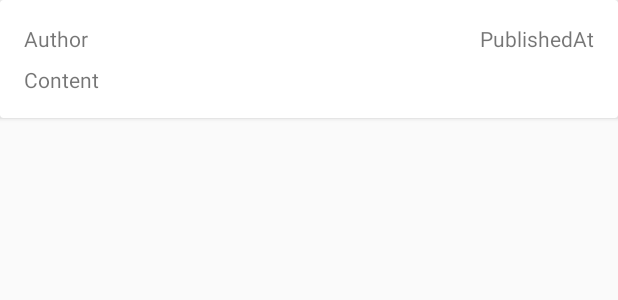
After one commit to gricob/fundamentos-android, an Android app: the layout item_post.xml on its own in the app's theme, with its tools: preview values and no code run, on a phone screen of 412 x 824 dp. The commit adds this screen. Shown: the top 300 px of the screen. Run offline under Robolectric (Android 15) with nearby library versions, the phone set to English and light mode, and no system bars; network calls fail.

Commit message:
Topic posts list

```diff
--- a/app/src/main/AndroidManifest.xml
+++ b/app/src/main/AndroidManifest.xml
@@ -11,7 +11,7 @@
         android:roundIcon="@mipmap/ic_launcher_round"
         android:supportsRtl="true"
         android:theme="@style/AppTheme">
-        <activity android:name=".PostsActivity"></activity>
+        <activity android:name=".topic.TopicActivity"></activity>
         <activity android:name=".login.LoginActivity">
             <intent-filter>
                 <action android:name="android.intent.action.MAIN" />
--- a/app/src/main/java/io/keepcoding/eh_ho/topics/TopicsActivity.kt
+++ b/app/src/main/java/io/keepcoding/eh_ho/topics/TopicsActivity.kt
@@ -7,6 +7,8 @@ import io.keepcoding.eh_ho.*
 import io.keepcoding.eh_ho.data.Topic
 import io.keepcoding.eh_ho.data.UserRepo
 import io.keepcoding.eh_ho.login.LoginActivity
+import io.keepcoding.eh_ho.topic.EXTRA_TOPIC_ID
+import io.keepcoding.eh_ho.topic.TopicActivity
 
 const val TRANSACTION_CREATE_TOPIC = "create_topic"
 
@@ -25,7 +27,7 @@ class TopicsActivity : AppCompatActivity(),
     }
 
     private fun goToPosts(topic: Topic) {
-        val intent = Intent(this, PostsActivity::class.java)
+        val intent = Intent(this, TopicActivity::class.java)
         intent.putExtra(EXTRA_TOPIC_ID, topic.id)
         startActivity(intent)
     }
--- /dev/null
+++ b/app/src/main/res/layout/item_post.xml
@@ -0,0 +1,39 @@
+<?xml version="1.0" encoding="utf-8"?>
+<androidx.cardview.widget.CardView xmlns:android="http://schemas.android.com/apk/res/android"
+    xmlns:app="http://schemas.android.com/apk/res-auto"
+    xmlns:tools="http://schemas.android.com/tools"
+    android:layout_width="match_parent"
+    android:layout_height="wrap_content"
+    android:layout_marginBottom="8dp">
+
+    <androidx.constraintlayout.widget.ConstraintLayout
+        android:layout_width="match_parent"
+        android:layout_height="wrap_content"
+        android:padding="16dp">
+
+        <TextView
+            android:id="@+id/labelAuthor"
+            android:layout_width="wrap_content"
+            android:layout_height="wrap_content"
+            android:text="Author"
+            app:layout_constraintStart_toStartOf="parent"
+            app:layout_constraintTop_toTopOf="parent" />
+
+        <TextView
+            android:id="@+id/labelContent"
+            android:layout_width="wrap_content"
+            android:layout_height="wrap_content"
+            android:layout_marginTop="8dp"
+            android:text="Content"
+            app:layout_constraintStart_toStartOf="parent"
+            app:layout_constraintTop_toBottomOf="@+id/labelAuthor" />
+
+        <TextView
+            android:id="@+id/labelPublishedAt"
+            android:layout_width="wrap_content"
+            android:layout_height="wrap_content"
+            android:text="PublishedAt"
+            app:layout_constraintEnd_toEndOf="parent"
+            app:layout_constraintTop_toTopOf="parent" />
+    </androidx.constraintlayout.widget.ConstraintLayout>
+</androidx.cardview.widget.CardView>
```
Also changed, not shown: app/src/main/java/io/keepcoding/eh_ho/PostsActivity.kt (deleted, +0 -24 lines), app/src/main/java/io/keepcoding/eh_ho/data/ApiRoutes.kt (+7 -0 lines), app/src/main/java/io/keepcoding/eh_ho/data/Models.kt (+36 -0 lines), app/src/main/java/io/keepcoding/eh_ho/data/PostsRepo.kt (added, +39 -0 lines), app/src/main/java/io/keepcoding/eh_ho/topic/PostsAdapter.kt (added, +54 -0 lines), app/src/main/java/io/keepcoding/eh_ho/topic/PostsFragment.kt (added, +64 -0 lines), app/src/main/java/io/keepcoding/eh_ho/topic/TopicActivity.kt (added, +26 -0 lines), app/src/main/res/layout/activity_posts.xml (deleted, +0 -16 lines), app/src/main/res/layout/activity_topic.xml (added, +7 -0 lines), app/src/main/res/layout/fragment_posts.xml (added, +18 -0 lines).
